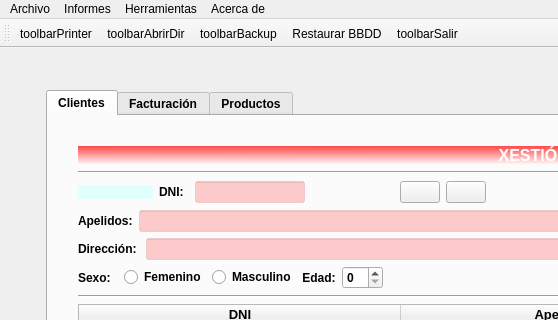
JaviusssBesi/BESADAPEREZ, file ventana.ui: the form before one commit; both pictures show x 0 to 558 and y 0 to 320 of the 1133 by 874 pixel window.
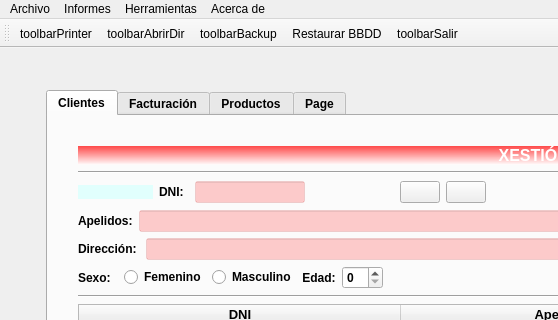
The form after the commit. Icons and pictures are not drawn.

The edit to the form file:
```diff
--- a/ventana.ui
+++ b/ventana.ui
@@ -2012,6 +2012,11 @@
           </layout>
          </widget>
         </widget>
+        <widget class="QWidget" name="tab">
+         <attribute name="title">
+          <string>Page</string>
+         </attribute>
+        </widget>
        </widget>
       </item>
      </layout>
```
